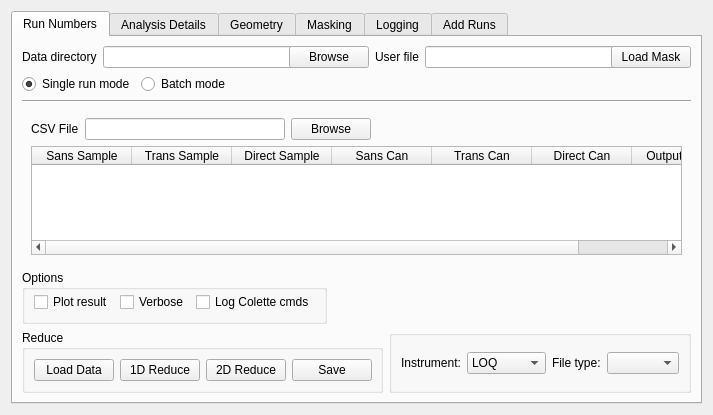
Before: the Qt Designer form Code/qtiplot/MantidQt/CustomInterfaces/inc/SANSRunWindow.ui in mantidproject/mantid, drawn with Qt 5.
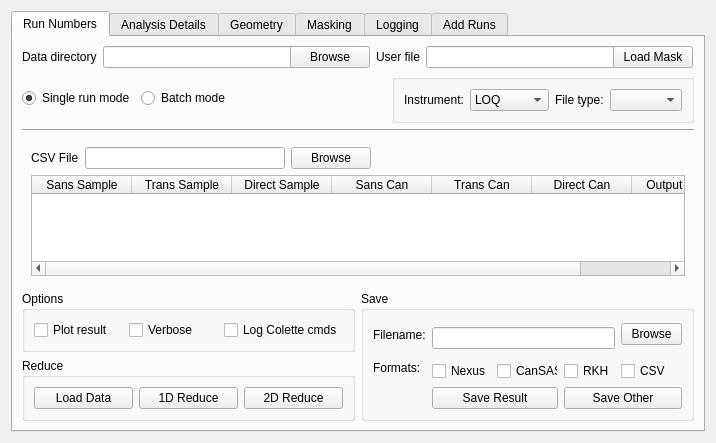
After: the same form once the commit is applied.

Commit message: There is a new dialog that allows saving multiple workspaces in multiple formats. It's accessible from the SANS GUI under "Save Other". Other controls have been added to the SANS GUI to aid loading files and the interface has been rearranged a little. re #1263

```diff
--- a/Code/qtiplot/MantidQt/CustomInterfaces/inc/SANSRunWindow.ui
+++ b/Code/qtiplot/MantidQt/CustomInterfaces/inc/SANSRunWindow.ui
@@ -5,8 +5,8 @@
    <rect>
     <x>0</x>
     <y>0</y>
-    <width>713</width>
-    <height>415</height>
+    <width>716</width>
+    <height>443</height>
    </rect>
   </property>
   <property name="sizePolicy" >
@@ -73,8 +73,8 @@
       <attribute name="title" >
        <string>Run Numbers</string>
       </attribute>
-      <layout class="QVBoxLayout" name="verticalLayout_4" >
-       <item>
+      <layout class="QGridLayout" name="gridLayout_21" >
+       <item row="0" column="0" colspan="2" >
         <layout class="QHBoxLayout" name="horizontalLayout_12" >
          <item>
           <widget class="QLabel" name="label_7" >
@@ -190,7 +190,7 @@
          </item>
         </layout>
        </item>
-       <item>
+       <item row="1" column="0" colspan="2" >
         <layout class="QHBoxLayout" name="horizontalLayout_8" >
          <item>
           <widget class="QRadioButton" name="single_mode_btn" >
@@ -225,16 +225,122 @@
            </property>
           </spacer>
          </item>
+         <item>
+          <widget class="QGroupBox" name="groupBox_12" >
+           <property name="title" >
+            <string/>
+           </property>
+           <property name="flat" >
+            <bool>false</bool>
+           </property>
+           <layout class="QHBoxLayout" name="horizontalLayout_16" >
+            <item>
+             <widget class="QLabel" name="label_34" >
+              <property name="text" >
+               <string>Instrument:</string>
+              </property>
+             </widget>
+            </item>
+            <item>
+             <widget class="QComboBox" name="inst_opt" >
+              <item>
+               <property name="text" >
+                <string>LOQ</string>
+               </property>
+              </item>
+              <item>
+               <property name="text" >
+                <string>SANS2D</string>
+               </property>
+              </item>
+             </widget>
+            </item>
+            <item>
+             <widget class="QLabel" name="label_26" >
+              <property name="text" >
+               <string>File type:</string>
+              </property>
+             </widget>
+            </item>
+            <item>
+             <widget class="QComboBox" name="file_opt" />
+            </item>
+           </layout>
+          </widget>
+         </item>
         </layout>
        </item>
-       <item>
+       <item row="4" column="0" >
+        <widget class="QGroupBox" name="groupBox_4" >
+         <property name="title" >
+          <string>Options</string>
+         </property>
+         <layout class="QGridLayout" name="gridLayout_20" >
+          <item row="0" column="1" >
+           <widget class="QCheckBox" name="verbose_check" >
+            <property name="text" >
+             <string>Verbose</string>
+            </property>
+           </widget>
+          </item>
+          <item row="0" column="2" >
+           <widget class="QCheckBox" name="log_colette" >
+            <property name="text" >
+             <string>Log Colette cmds</string>
+            </property>
+           </widget>
+          </item>
+          <item row="0" column="0" >
+           <widget class="QCheckBox" name="plot_check" >
+            <property name="text" >
+             <string>Plot result</string>
+            </property>
+           </widget>
+          </item>
+         </layout>
+        </widget>
+       </item>
+       <item row="5" column="0" >
+        <widget class="QGroupBox" name="groupBox_7" >
+         <property name="title" >
+          <string>Reduce</string>
+         </property>
+         <property name="flat" >
+          <bool>false</bool>
+         </property>
+         <layout class="QGridLayout" name="gridLayout_19" >
+          <item row="0" column="0" >
+           <widget class="QPushButton" name="load_dataBtn" >
+            <property name="text" >
+             <string>Load Data</string>
+            </property>
+           </widget>
+          </item>
+          <item row="0" column="1" >
+           <widget class="QPushButton" name="oneDBtn" >
+            <property name="text" >
+             <string>1D Reduce</string>
+            </property>
+           </widget>
+          </item>
+          <item row="0" column="2" >
+           <widget class="QPushButton" name="twoDBtn" >
+            <property name="text" >
+             <string>2D Reduce</string>
+            </property>
+           </widget>
+          </item>
+         </layout>
+        </widget>
+       </item>
+       <item row="2" column="0" colspan="2" >
         <widget class="Line" name="line_2" >
          <property name="orientation" >
           <enum>Qt::Horizontal</enum>
          </property>
         </widget>
        </item>
-       <item>
+       <item row="3" column="0" colspan="2" >
         <widget class="QStackedWidget" name="mode_stack" >
          <property name="currentIndex" >
           <number>1</number>
@@ -927,174 +1033,117 @@
          </widget>
         </widget>
        </item>
-       <item>
-        <layout class="QHBoxLayout" name="horizontalLayout_10" >
-         <item>
-          <widget class="QGroupBox" name="groupBox_4" >
-           <property name="title" >
-            <string>Options</string>
-           </property>
-           <layout class="QHBoxLayout" name="horizontalLayout_2" >
-            <property name="topMargin" >
-             <number>2</number>
-            </property>
-            <item>
-             <widget class="QCheckBox" name="plot_check" >
-              <property name="text" >
-               <string>Plot result</string>
-              </property>
-             </widget>
-            </item>
-            <item>
-             <widget class="QCheckBox" name="verbose_check" >
-              <property name="text" >
-               <string>Verbose</string>
-              </property>
-             </widget>
-            </item>
-            <item>
-             <widget class="QCheckBox" name="log_colette" >
-              <property name="text" >
-               <string>Log Colette cmds</string>
-              </property>
-             </widget>
-            </item>
-           </layout>
-          </widget>
-         </item>
-         <item>
-          <spacer name="horizontalSpacer_4" >
-           <property name="orientation" >
-            <enum>Qt::Horizontal</enum>
-           </property>
-           <property name="sizeHint" stdset="0" >
-            <size>
-             <width>40</width>
-             <height>20</height>
-            </size>
-           </property>
-          </spacer>
-         </item>
-        </layout>
-       </item>
-       <item>
-        <spacer name="verticalSpacer_5" >
-         <property name="orientation" >
-          <enum>Qt::Vertical</enum>
+       <item rowspan="2" row="4" column="1" >
+        <widget class="QGroupBox" name="groupBox_5" >
+         <property name="title" >
+          <string>Save</string>
          </property>
-         <property name="sizeHint" stdset="0" >
-          <size>
-           <width>20</width>
-           <height>40</height>
-          </size>
-         </property>
-        </spacer>
-       </item>
-       <item>
-        <layout class="QHBoxLayout" name="horizontalLayout_15" >
-         <property name="spacing" >
-          <number>6</number>
-         </property>
-         <property name="topMargin" >
-          <number>0</number>
-         </property>
-         <item>
-          <widget class="QGroupBox" name="groupBox_7" >
-           <property name="title" >
-            <string>Reduce</string>
-           </property>
-           <property name="flat" >
-            <bool>false</bool>
-           </property>
-           <layout class="QGridLayout" name="gridLayout" >
-            <item row="0" column="0" >
-             <widget class="QPushButton" name="load_dataBtn" >
-              <property name="text" >
-               <string>Load Data</string>
-              </property>
-             </widget>
-            </item>
-            <item row="0" column="1" colspan="2" >
-             <widget class="QPushButton" name="oneDBtn" >
-              <property name="text" >
-               <string>1D Reduce</string>
-              </property>
-             </widget>
-            </item>
-            <item row="0" column="3" >
-             <widget class="QPushButton" name="twoDBtn" >
-              <property name="text" >
-               <string>2D Reduce</string>
-              </property>
-             </widget>
-            </item>
-            <item row="0" column="4" >
-             <widget class="QPushButton" name="saveBtn" >
-              <property name="text" >
-               <string>Save</string>
-              </property>
-             </widget>
-            </item>
-           </layout>
-          </widget>
-         </item>
-         <item>
-          <spacer name="horizontalSpacer_8" >
-           <property name="orientation" >
-            <enum>Qt::Horizontal</enum>
-           </property>
-           <property name="sizeHint" stdset="0" >
-            <size>
-             <width>40</width>
-             <height>20</height>
-            </size>
-           </property>
-          </spacer>
-         </item>
-         <item>
-          <widget class="QGroupBox" name="groupBox_12" >
-           <property name="title" >
-            <string/>
-           </property>
-           <property name="flat" >
-            <bool>false</bool>
-           </property>
-           <layout class="QHBoxLayout" name="horizontalLayout_16" >
-            <item>
-             <widget class="QLabel" name="label_34" >
-              <property name="text" >
-               <string>Instrument:</string>
-              </property>
-             </widget>
-            </item>
-            <item>
-             <widget class="QComboBox" name="inst_opt" >
-              <item>
-               <property name="text" >
-                <string>LOQ</string>
-               </property>
-              </item>
-              <item>
-               <property name="text" >
-                <string>SANS2D</string>
-               </property>
-              </item>
-             </widget>
-            </item>
-            <item>
-             <widget class="QLabel" name="label_26" >
-              <property name="text" >
-               <string>File type:</string>
-              </property>
-             </widget>
-            </item>
-            <item>
-             <widget class="QComboBox" name="file_opt" />
-            </item>
-           </layout>
-          </widget>
-         </item>
-        </layout>
+         <layout class="QGridLayout" name="gridLayout" >
+          <item rowspan="2" row="0" column="4" >
+           <widget class="QPushButton" name="saveFilename_btn" >
+            <property name="minimumSize" >
+             <size>
+              <width>0</width>
+              <height>0</height>
+             </size>
+            </property>
+            <property name="toolTip" >
+             <string>Save the output workspace to this file</string>
+            </property>
+            <property name="text" >
+             <string>Browse</string>
+            </property>
+           </widget>
+          </item>
+          <item row="3" column="4" >
+           <widget class="QCheckBox" name="saveCSV_check" >
+            <property name="toolTip" >
+             <string>Select one or more file formats</string>
+            </property>
+            <property name="text" >
+             <string>CSV</string>
+            </property>
+           </widget>
+          </item>
+          <item row="3" column="3" >
+           <widget class="QCheckBox" name="saveRKH_check" >
+            <property name="toolTip" >
+             <string>Select one or more file formats</string>
+            </property>
+            <property name="text" >
+             <string>RKH</string>
+            </property>
+           </widget>
+          </item>
+          <item row="3" column="2" >
+           <widget class="QCheckBox" name="saveCan_check" >
+            <property name="toolTip" >
+             <string>Select one or more file formats</string>
+            </property>
+            <property name="text" >
+             <string>CanSAS</string>
+            </property>
+           </widget>
+          </item>
+          <item row="3" column="1" >
+           <widget class="QCheckBox" name="saveNex_check" >
+            <property name="toolTip" >
+             <string>Select one or more file formats</string>
+            </property>
+            <property name="text" >
+             <string>Nexus</string>
+            </property>
+           </widget>
+          </item>
+          <item rowspan="2" row="0" column="0" >
+           <widget class="QLabel" name="label_58" >
+            <property name="toolTip" >
+             <string>Save the output workspace to this file</string>
+            </property>
+            <property name="text" >
+             <string>Filename:</string>
+            </property>
+           </widget>
+          </item>
+          <item rowspan="2" row="2" column="0" >
+           <widget class="QLabel" name="label_64" >
+            <property name="toolTip" >
+             <string>Select one or more file formats</string>
+            </property>
+            <property name="text" >
+             <string>Formats:</string>
+            </property>
+           </widget>
+          </item>
+          <item row="4" column="1" colspan="2" >
+           <widget class="QPushButton" name="saveDefault_btn" >
+            <property name="toolTip" >
+             <string>Save the workspace from a single run file reduction</string>
+            </property>
+            <property name="text" >
+             <string>Save Result</string>
+            </property>
+           </widget>
+          </item>
+          <item row="1" column="1" colspan="3" >
+           <widget class="QLineEdit" name="outfile_edit" >
+            <property name="toolTip" >
+             <string>Save the output workspace to this file</string>
+            </property>
+           </widget>
+          </item>
+          <item row="4" column="3" colspan="2" >
+           <widget class="QPushButton" name="saveSel_btn" >
+            <property name="toolTip" >
+             <string>Save multiple workspaces</string>
+            </property>
+            <property name="text" >
+             <string>Save Other</string>
+            </property>
+           </widget>
+          </item>
+         </layout>
+        </widget>
        </item>
       </layout>
       <zorder>line_2</zorder>
```
Left out of the diff: 3 changed lines with no effect on the pictures. The commit also changes 6 other files.
